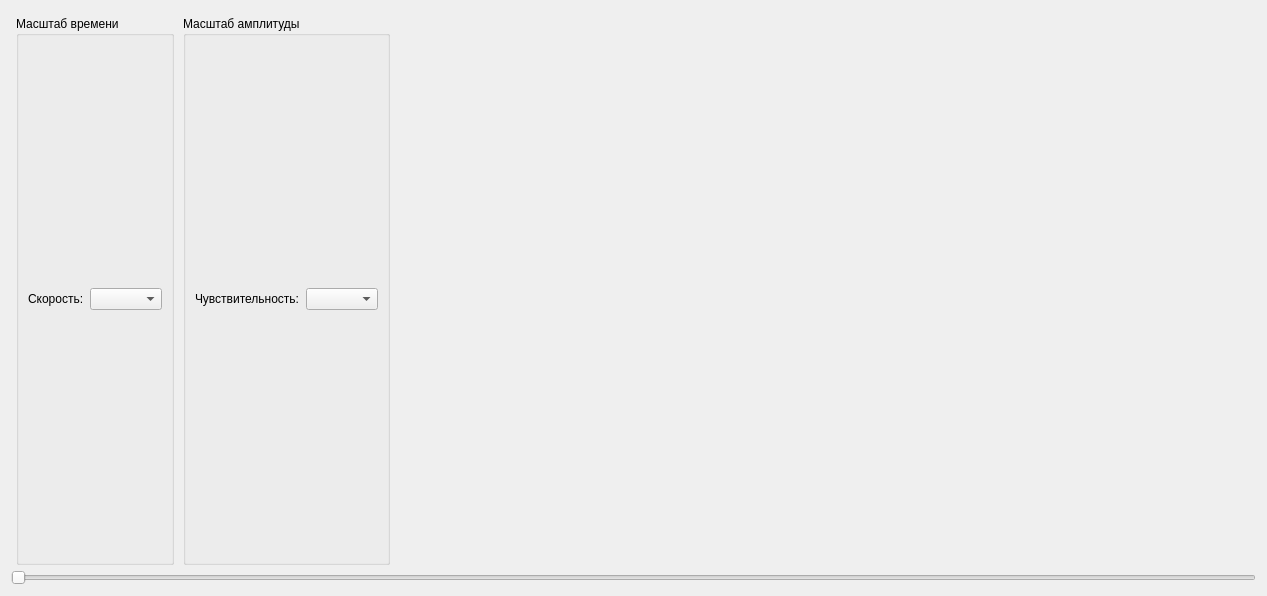
This is src/resources/record_viewer.ui in mcsltd/mcs-inRat-planner as Qt 5 draws it before an edit. The edited form follows.
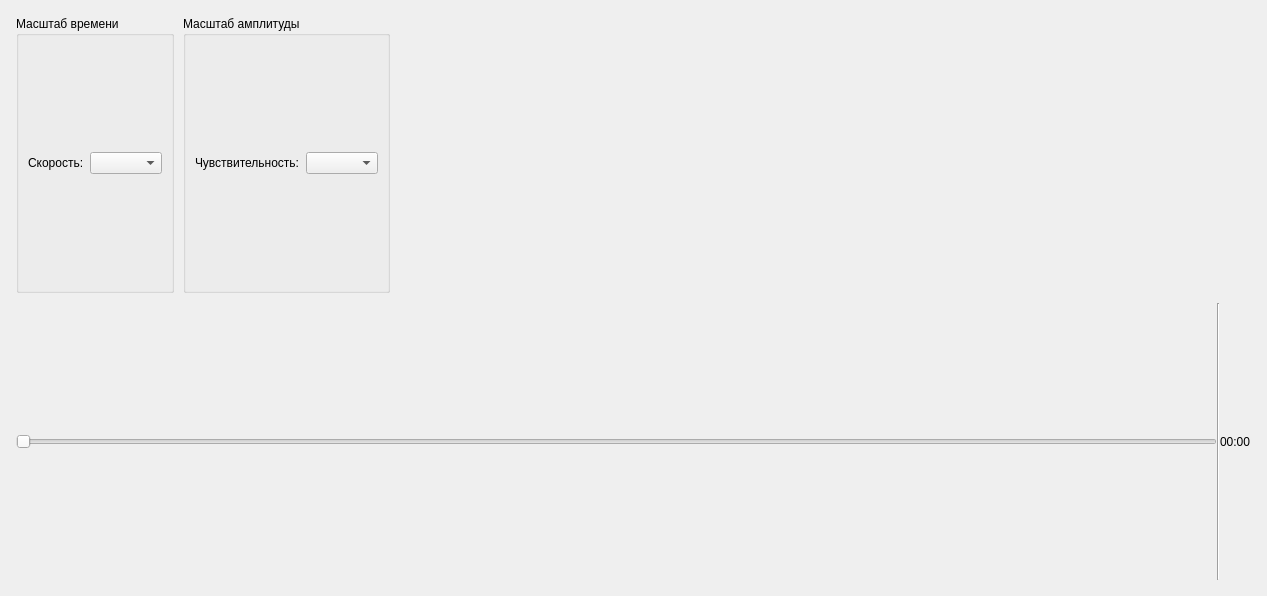
This is the edited form. Icons and pictures are not drawn.

Diff of the .ui file:
```diff
--- a/src/resources/record_viewer.ui
+++ b/src/resources/record_viewer.ui
@@ -102,11 +102,41 @@
       </layout>
      </item>
      <item>
+      <layout class="QHBoxLayout" name="horizontalLayout_4">
+       <property name="leftMargin">
+        <number>5</number>
+       </property>
+       <property name="topMargin">
+        <number>5</number>
+       </property>
+       <property name="rightMargin">
+        <number>5</number>
+       </property>
+       <property name="bottomMargin">
+        <number>5</number>
+       </property>
+       <item>
       <widget class="QSlider" name="horizontalSlider">
        <property name="orientation">
         <enum>Qt::Orientation::Horizontal</enum>
        </property>
       </widget>
+       </item>
+       <item>
+        <widget class="Line" name="line">
+         <property name="orientation">
+          <enum>Qt::Orientation::Vertical</enum>
+         </property>
+        </widget>
+       </item>
+       <item>
+        <widget class="QLabel" name="labelCurrentTime">
+         <property name="text">
+          <string>00:00</string>
+         </property>
+        </widget>
+       </item>
+      </layout>
      </item>
     </layout>
    </item>
```
Lines whose indentation alone changed are shown as unchanged.
